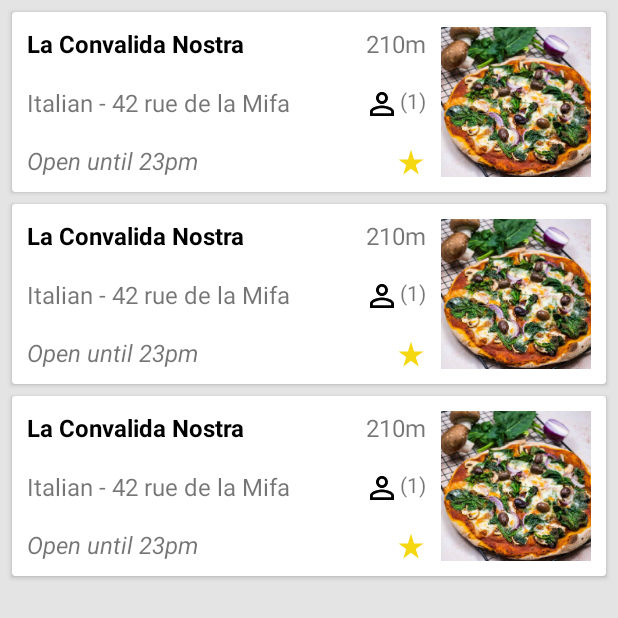
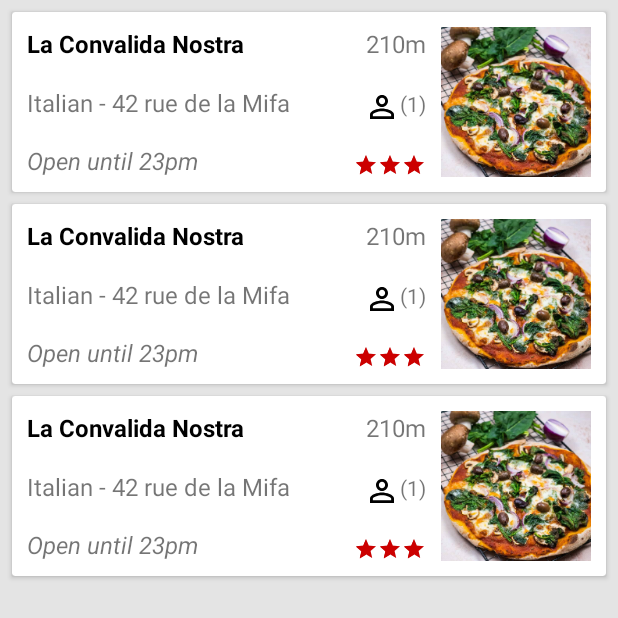
Before and after one commit to persival001/Go4Lunch, an Android app: the layout fragment_restaurants.xml on its own in the app's theme, with its tools: preview values and no code run, on a phone screen of 412 x 824 dp. Shown: the top 618 px of the screen. Run offline under Robolectric (Android 15) with nearby library versions, the phone set to English and light mode, and no system bars.

Commit message:
Resto Commit

```diff
--- a/app/src/main/java/com/persival/go4lunch/ui/mainactivity/restaurants/RestaurantsAdapter.java
+++ b/app/src/main/java/com/persival/go4lunch/ui/mainactivity/restaurants/RestaurantsAdapter.java
@@ -13,7 +13,6 @@ import androidx.recyclerview.widget.ListAdapter;
 import androidx.recyclerview.widget.RecyclerView;
 
 import com.bumptech.glide.Glide;
-import com.google.android.gms.fido.fido2.api.common.RequestOptions;
 import com.persival.go4lunch.R;
 
 public class RestaurantsAdapter extends ListAdapter<RestaurantsViewState, RestaurantsAdapter.ViewHolder> {
@@ -54,7 +53,7 @@ public class RestaurantsAdapter extends ListAdapter<RestaurantsViewState, Restau
             restaurantOpeningTime = itemView.findViewById(R.id.restaurant_availability);
             restaurantDistance = itemView.findViewById(R.id.restaurant_distance);
             restaurantParticipants = itemView.findViewById(R.id.workmate_icon);
-            restaurantStars = itemView.findViewById(R.id.rate_icon);
+            restaurantStars = itemView.findViewById(R.id.rating_bar);
             restaurantPicture = itemView.findViewById(R.id.restaurant_picture);
         }
 
--- /dev/null
+++ b/app/src/main/res/drawable/star_ratingbar.xml
@@ -0,0 +1,5 @@
+<vector android:height="24dp" android:tint="#F5C012"
+    android:viewportHeight="24" android:viewportWidth="24"
+    android:width="24dp" xmlns:android="http://schemas.android.com/apk/res/android">
+    <path android:fillColor="@android:color/white" android:pathData="M12,17.27L18.18,21l-1.64,-7.03L22,9.24l-7.19,-0.61L12,2 9.19,8.63 2,9.24l5.46,4.73L5.82,21z"/>
+</vector>
--- a/app/src/main/res/layout/item_restaurant.xml
+++ b/app/src/main/res/layout/item_restaurant.xml
@@ -84,20 +84,22 @@
             android:layout_height="wrap_content"
             android:layout_margin="@dimen/default_margin"
             app:drawableStartCompat="@drawable/baseline_perm_identity_24"
-            app:layout_constraintBottom_toTopOf="@+id/rate_icon"
+            app:layout_constraintBottom_toTopOf="@+id/rating_bar"
             app:layout_constraintEnd_toStartOf="@+id/restaurant_picture"
             app:layout_constraintTop_toBottomOf="@+id/restaurant_distance"
             tools:text="(1)" />
 
-        <ImageView
-            android:id="@+id/rate_icon"
-            android:layout_width="20dp"
-            android:layout_height="20dp"
+        <RatingBar
+            android:id="@+id/rating_bar"
+            style="@style/Widget.AppCompat.RatingBar.Small"
+            android:layout_width="wrap_content"
+            android:layout_height="wrap_content"
             android:layout_margin="@dimen/default_margin"
-            android:contentDescription="@string/restaurant_picture"
+            android:numStars="3"
+            android:rating="3"
+            android:stepSize="0.5"
             app:layout_constraintBottom_toBottomOf="parent"
-            app:layout_constraintEnd_toStartOf="@+id/restaurant_picture"
-            app:srcCompat="@drawable/baseline_star_rate_24" />
+            app:layout_constraintEnd_toStartOf="@+id/restaurant_picture" />
 
     </androidx.constraintlayout.widget.ConstraintLayout>
 
```
Also changed, not shown: app/src/main/java/com/persival/go4lunch/Data/NearbySearchResponse.java (+3 -5 lines), app/src/main/java/com/persival/go4lunch/Data/PlaceToRestaurantMapper.java (deleted, +0 -27 lines), app/src/main/java/com/persival/go4lunch/Data/RestClient.java (deleted, +0 -17 lines), app/src/main/java/com/persival/go4lunch/repository/PlacesRepository.java (deleted, +0 -69 lines), app/src/main/java/com/persival/go4lunch/ui/mainactivity/restaurants/RestaurantsFragment.java (+4 -19 lines), app/src/main/java/com/persival/go4lunch/ui/mainactivity/restaurants/RestaurantsViewModel.java (+2 -7 lines), app/src/main/java/com/persival/go4lunch/ui/mainactivity/restaurants/RestaurantsViewState.java (+5 -10 lines), app/src/main/res/values/styles.xml (+8 -0 lines).
